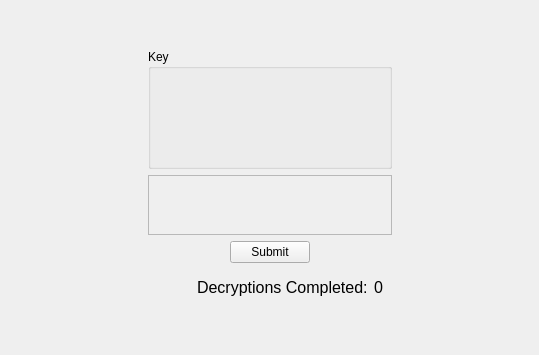
Before: the Qt Designer form MarketSimulation/decryptionwindow.ui in dwattttt/marketsim, drawn with Qt 5.
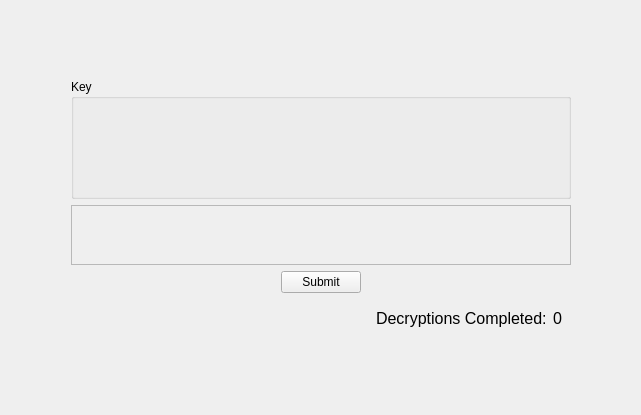
After: the same form once the commit is applied.

```diff
--- a/MarketSimulation/decryptionwindow.ui
+++ b/MarketSimulation/decryptionwindow.ui
@@ -6,8 +6,8 @@
    <rect>
     <x>0</x>
     <y>0</y>
-    <width>539</width>
-    <height>355</height>
+    <width>641</width>
+    <height>415</height>
    </rect>
   </property>
   <property name="windowTitle">
@@ -41,8 +41,8 @@
          </property>
          <property name="sizeHint" stdset="0">
           <size>
-           <width>20</width>
-           <height>40</height>
+           <width>0</width>
+           <height>0</height>
           </size>
          </property>
         </spacer>
@@ -60,7 +60,7 @@
          </property>
          <property name="minimumSize">
           <size>
-           <width>200</width>
+           <width>500</width>
            <height>120</height>
           </size>
          </property>
@@ -220,8 +220,8 @@
          </property>
          <property name="sizeHint" stdset="0">
           <size>
-           <width>20</width>
-           <height>40</height>
+           <width>0</width>
+           <height>0</height>
           </size>
          </property>
         </spacer>
```
